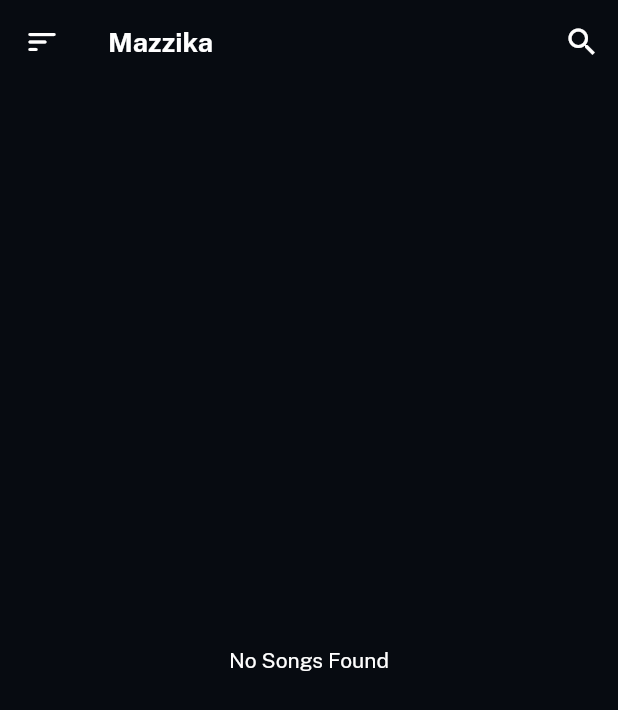
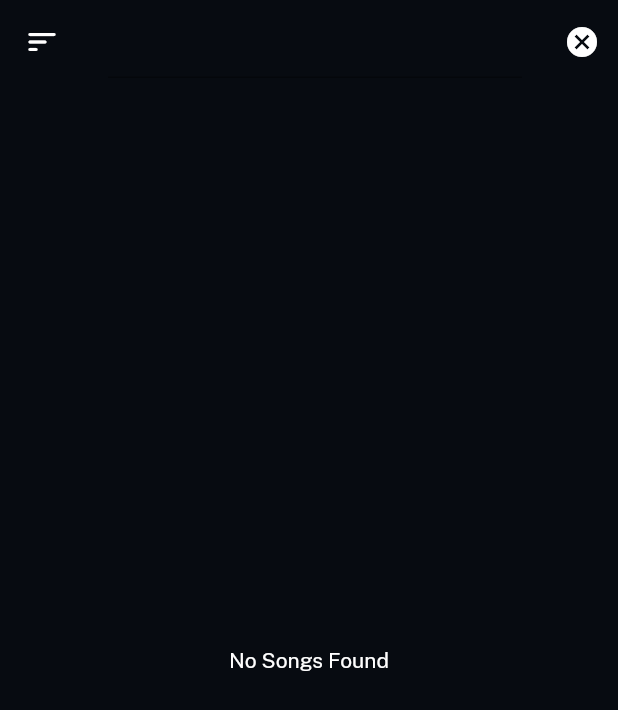
Before and after one commit to MMedhat97/MazzikaApp, a Flutter app: the screen it shows after launch, after a tap on the "search" icon, on a phone screen of 412 x 824 dp. Shown: the top 710 px of the screen. Run offline on Flutter 3.47's test engine with Material 2 defaults, Android fonts, the phone set to English and light mode, and no system bars; our stand-ins replace get, just_audio, on_audio_query, permission_handler.

Commit message:
Mazzika App (Edit 2 search )

```diff
--- a/lib/views/home.dart
+++ b/lib/views/home.dart
@@ -6,12 +6,21 @@ import 'package:mazzika/controller/play_controller.dart';
 import 'package:mazzika/views/player.dart';
 import 'package:on_audio_query/on_audio_query.dart';
 
-class Home extends StatelessWidget {
+class Home extends StatefulWidget {
   const Home({super.key});
 
   @override
+  State<Home> createState() => _HomeState();
+
+}
+
+class _HomeState extends State<Home> {
+  Icon searchIcon = Icon(Icons.search);
+  Widget searchBar = Text("Mazzika",style: ourStyle(size: 18,family: bold,color: whiteColor));
+  @override
   Widget build(BuildContext context) {
     var controller = Get.put(PlayerController());
+
 
 
 
@@ -20,13 +29,34 @@ class Home extends StatelessWidget {
       appBar: AppBar(
         backgroundColor: bgDarkColor,
         actions: [
-          IconButton(onPressed: (){}, icon: Icon(Icons.search,color: whiteColor,))
+          IconButton(onPressed: (){
+            setState(() {
+              if(this.searchIcon.icon ==Icons.search){
+                this.searchIcon=Icon(Icons.cancel);
+                this.searchBar =TextField(
+                  textInputAction: TextInputAction.go,
+                  style: ourStyle(
+                    size: 18,
+                    color: whiteColor,
+                    family: regular,
+                  ),
+                );
+
+              }else{
+                this.searchIcon = Icon(Icons.search);
+                this.searchBar = Text("Mazzika",style: ourStyle(size: 18,family: bold,color: whiteColor));
+
+              }
+            });
+
+          }, icon: searchIcon,color: whiteColor)
         ],
         leading: Icon(Icons.sort_rounded,color: whiteColor,),
-        title: Text("Mazzika",style: ourStyle(size: 18,family: bold,color: whiteColor),),
+        title: searchBar,
       ),
 
       body: FutureBuilder<List<SongModel>>(
+
         future: controller.audioQuery.querySongs(
           ignoreCase: true,
           orderType: OrderType.ASC_OR_SMALLER,
@@ -47,10 +77,12 @@ class Home extends StatelessWidget {
             return Padding(
               padding: const EdgeInsets.all(8.0),
               child: ListView.builder(
+
                 physics: const BouncingScrollPhysics(),
                 itemCount: snapshot.data!.length,
                 itemBuilder: (BuildContext context , int index){
                   return Container(
+
                     margin: const EdgeInsets.only(bottom:4),
                     child: Obx(()=>ListTile(
                         shape: RoundedRectangleBorder(
@@ -59,10 +91,12 @@ class Home extends StatelessWidget {
                         tileColor: bgColor,
                         title:
                         Text("${snapshot.data![index].displayNameWOExt}"
+                          ,maxLines: 2
                           ,style: ourStyle(size: 15,family: bold),
                         ),
                         subtitle:
                         Text("${snapshot.data![index].artist}"
+                          ,maxLines: 2
                           ,style: ourStyle(size: 15,family: bold),
                         ),
 
```
Also changed, not shown: 1 other file.
